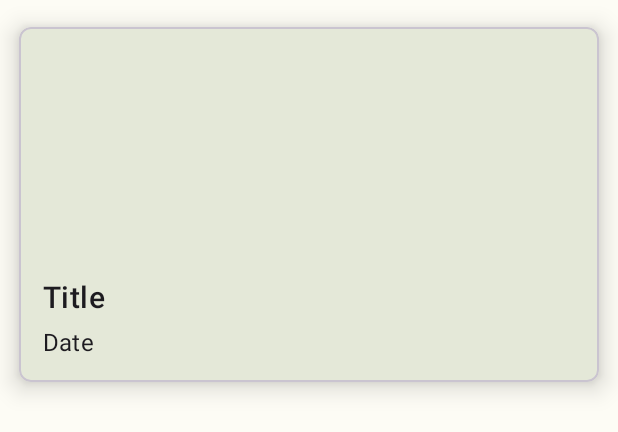
After one commit to RomontiBogdan/TomatoLeafClassificationApp, an Android app: the layout card_history.xml on its own in the app's theme, with its tools: preview values and no code run, on a phone screen of 412 x 824 dp. The commit adds this screen. Shown: the top 432 px of the screen. Run offline under Robolectric (Android 15) with nearby library versions, the phone set to English and light mode, and no system bars.

Commit message:
History activity added

```diff
--- a/app/src/main/java/com/example/tomatoleafdiseaseclassificationapp/LoginActivity.kt
+++ b/app/src/main/java/com/example/tomatoleafdiseaseclassificationapp/LoginActivity.kt
@@ -26,10 +26,11 @@ class LoginActivity : AppCompatActivity() {
 //            startActivity(intent)
 //        }
 
-            binding.textViewGuest.setOnClickListener {
+        binding.textViewGuest.setOnClickListener {
             val intent = Intent(this, MainActivity::class.java)
             startActivity(intent)
         }
+
         binding.loginButton.setOnClickListener {
             val email = binding.editTextEmail.text.toString()
             val pass = binding.editTextPassword.text.toString()
--- /dev/null
+++ b/app/src/main/res/layout/card_history.xml
@@ -0,0 +1,60 @@
+<?xml version="1.0" encoding="utf-8"?>
+<com.google.android.material.card.MaterialCardView
+    xmlns:android="http://schemas.android.com/apk/res/android"
+    xmlns:app="http://schemas.android.com/apk/res-auto"
+    android:id="@+id/card_view"
+    android:layout_width="match_parent"
+    android:layout_height="wrap_content"
+    app:cardCornerRadius="8dp"
+    app:cardElevation="10dp"
+    app:cardUseCompatPadding="true"
+    android:paddingLeft="10dp"
+    android:paddingTop="5dp"
+    android:paddingRight="10dp"
+    android:paddingBottom="10dp"
+
+    >
+
+    <LinearLayout
+        android:layout_width="match_parent"
+        android:layout_height="wrap_content"
+        android:clickable="true"
+        android:orientation="vertical">
+
+        <ImageView
+            android:id="@+id/card_history_image"
+            android:layout_width="match_parent"
+            android:layout_height="150dp"
+            android:scaleType="centerCrop"/>
+
+        <LinearLayout
+            android:layout_width="325dp"
+            android:layout_height="wrap_content"
+            android:orientation="vertical"
+            android:padding="16dp">
+
+            <TextView
+                android:id="@+id/card_history_Title"
+                android:layout_width="match_parent"
+                android:layout_height="wrap_content"
+                android:ellipsize="end"
+                android:maxLines="2"
+                android:text="Title"
+                android:textAppearance="?attr/textAppearanceHeadline6" />
+
+            <Space
+                android:layout_width="match_parent"
+                android:layout_height="5dp" />
+
+            <TextView
+                android:id="@+id/card_history_date"
+                android:layout_width="match_parent"
+                android:layout_height="wrap_content"
+                android:text="Date"
+                android:textAppearance="?attr/textAppearanceSubtitle1" />
+
+        </LinearLayout>
+
+    </LinearLayout>
+
+</com.google.android.material.card.MaterialCardView>
--- a/app/src/main/res/menu/main_menu.xml
+++ b/app/src/main/res/menu/main_menu.xml
@@ -6,8 +6,8 @@
         android:title="subheader">
     <menu>
         <item
-            android:id="@+id/logoutMenuButton"
-            android:icon="@drawable/ic_baseline_expand_less_24"
+            android:id="@+id/nav_logout"
+
             android:title="Log Out"
             android:checkable="true"
             app:showAsAction="ifRoom"/>
```
Also changed, not shown: app/src/main/AndroidManifest.xml (+4 -3 lines), app/src/main/java/com/example/tomatoleafdiseaseclassificationapp/HistoryPageActivity.kt (added, +68 -0 lines), app/src/main/java/com/example/tomatoleafdiseaseclassificationapp/MainActivity.kt (+9 -13 lines), app/src/main/java/com/example/tomatoleafdiseaseclassificationapp/adapters/HistoryCardAdapter.kt (added, +34 -0 lines), app/src/main/java/com/example/tomatoleafdiseaseclassificationapp/models/HistoryCardModel.kt (added, +7 -0 lines), app/src/main/res/layout/activity_history_page.xml (added, +14 -0 lines).
